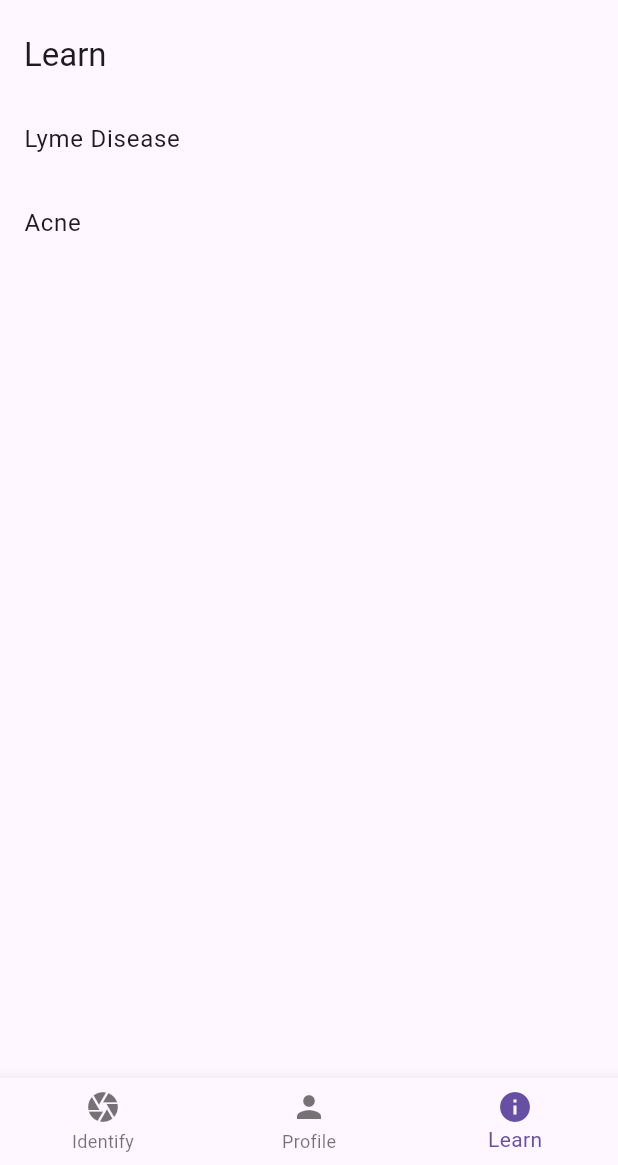
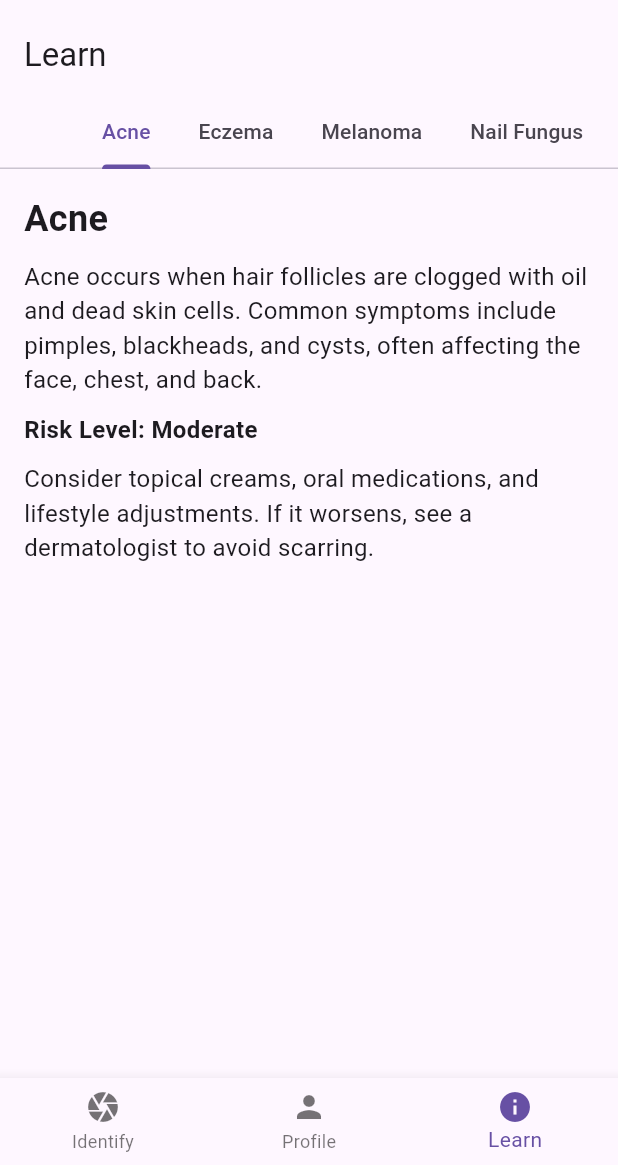
Before and after one commit to bryanz35/SkinDiseaseApp, a Flutter app: the screen it shows after launch, item 3 of the bottom bar chosen, on a phone screen of 412 x 824 dp, the part 71-1236 px from its top. Run offline on Flutter 3.47's test engine with Material 3 defaults, Android fonts, the phone set to English and light mode, and no system bars; our stand-ins replace camera; missing offline and left inert: flutter_pytorch.

Commit message:
Update learn.dart

```diff
--- a/lib/learn.dart
+++ b/lib/learn.dart
@@ -1,28 +1,132 @@
 import 'package:flutter/material.dart';
 
 class LearnPage extends StatelessWidget {
+  final List<Map<String, String>> diseases = [
+    {
+      'title': 'Acne',
+      'description':
+          'Acne occurs when hair follicles are clogged with oil and dead skin cells. Common symptoms include pimples, blackheads, and cysts, often affecting the face, chest, and back.',
+      'riskLevel': 'Moderate',
+      'advice':
+          'Consider topical creams, oral medications, and lifestyle adjustments. If it worsens, see a dermatologist to avoid scarring.'
+    },
+    {
+      'title': 'Eczema',
+      'description':
+          'Eczema is a condition that makes your skin red, inflamed, and itchy. It is common in children but can occur at any age.',
+      'riskLevel': 'Moderate',
+      'advice':
+          'Use moisturizers and avoid irritants. Consult a healthcare provider for stronger topical medications if needed.'
+    },
+    {
+      'title': 'Melanoma',
+      'description':
+          'Melanoma is the most dangerous form of skin cancer, characterized by unusual moles or dark pigmented lesions. Early detection is crucial.',
+      'riskLevel': 'Severe',
+      'advice':
+          'Consult a doctor immediately if you notice changes in moles or new pigmented spots. Early treatment can prevent cancer spread.'
+    },
+    {
+      'title': 'Nail Fungus',
+      'description':
+          'Nail fungus causes thick, discolored nails that may become brittle or crumbly. It can start as a yellow or white spot under the nail.',
+      'riskLevel': 'Moderate',
+      'advice':
+          'Use antifungal creams or oral medication. If persistent, consult a doctor for potential laser treatment or nail removal.'
+    },
+    {
+      'title': 'Psoriasis',
+      'description':
+          'Psoriasis causes red, scaly patches on the skin due to an overactive immune system. It commonly affects elbows, knees, and the scalp.',
+      'riskLevel': 'Chronic',
+      'advice':
+          'Moisturizers, topical treatments, and lifestyle changes may help. Consult a dermatologist if symptoms persist or worsen.'
+    },
+    {
+      'title': 'Seborrheic Keratoses',
+      'description':
+          'Seborrheic Keratoses are benign growths, usually brown or black, that appear on the skin as people age. They are harmless.',
+      'riskLevel': 'Low',
+      'advice':
+          'No treatment is necessary unless irritated. If you find the growth bothersome, a doctor can remove it through cryotherapy or other methods.'
+    },
+    {
+      'title': 'Bullous Disease',
+      'description':
+          'Bullous diseases are skin conditions characterized by large blisters or bullae. These can be itchy or painful and are often autoimmune.',
+      'riskLevel': 'Severe',
+      'advice':
+          'Consult a dermatologist immediately. Treatment typically involves corticosteroids or immunosuppressants to manage symptoms.'
+    },
+    {
+      'title': 'Hair Loss (Alopecia)',
+      'description':
+          'Alopecia refers to hair loss from the scalp or body. It may result from genetics, stress, or autoimmune disorders.',
+      'riskLevel': 'Chronic',
+      'advice':
+          'Consider consulting a dermatologist. Treatments may include topical medications, oral drugs, or lifestyle changes.'
+    },
+    {
+      'title': 'Vascular Tumor',
+      'description':
+          'Vascular tumors are abnormal growths of blood vessels and can be benign or malignant. They often appear as red or purple lumps.',
+      'riskLevel': 'Varies',
+      'advice':
+          'See a healthcare provider for evaluation. Treatment depends on the type and severity of the tumor.'
+    },
+    {
+      'title': 'Lyme Disease',
+      'description':
+          'A bacterial infection caused by the bite of an infected tick, Lyme disease can cause fever, fatigue, and a distinctive bullseye rash.',
+      'riskLevel': 'Severe',
+      'advice':
+          'See a doctor immediately for antibiotics. Early treatment is key to preventing long-term complications.'
+    },
+  ];
+
   @override
   Widget build(BuildContext context) {
-    return Scaffold(
+    return DefaultTabController(
+      length: diseases.length,
+      child: Scaffold(
         appBar: AppBar(
           title: Text('Learn'),
+          bottom: TabBar(
+            isScrollable: true,
+            tabs: diseases.map((disease) => Tab(text: disease['title'])).toList(),
           ),
-      body: ListView(
+        ),
+        body: TabBarView(
+          children: diseases.map((disease) {
+            return Padding(
+              padding: const EdgeInsets.all(16.0),
+              child: Column(
+                crossAxisAlignment: CrossAxisAlignment.start,
                 children: [
-          ListTile(
-            title: Text('Lyme Disease'),
-            onTap: () {
-              // Navigate to detailed page about Lyme Disease
-            },
+                  Text(
+                    disease['title']!,
+                    style: TextStyle(fontSize: 24, fontWeight: FontWeight.bold),
                   ),
-          ListTile(
-            title: Text('Acne'),
-            onTap: () {
-              // Navigate to detailed page about Acne
-            },
+                  SizedBox(height: 10),
+                  Text(
+                    disease['description']!,
+                    style: TextStyle(fontSize: 16),
                   ),
-          // Add more conditions...
+                  SizedBox(height: 10),
+                  Text(
+                    'Risk Level: ${disease['riskLevel']}',
+                    style: TextStyle(fontSize: 16, fontWeight: FontWeight.bold),
+                  ),
+                  SizedBox(height: 10),
+                  Text(
+                    disease['advice']!,
+                    style: TextStyle(fontSize: 16),
+                  ),
                 ],
+              ),
+            );
+          }).toList(),
+        ),
       ),
     );
   }
```
Lines whose indentation alone changed are shown as unchanged.
